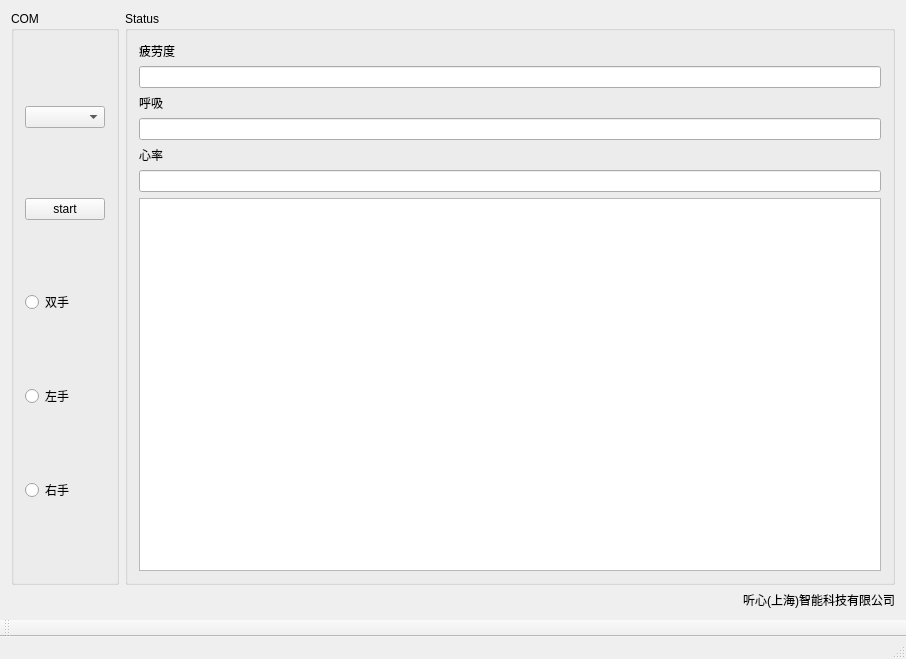
This is QtApp/QtApp.ui in countrymarmot/ecgChart as Qt 5 draws it before an edit. The edited form follows.
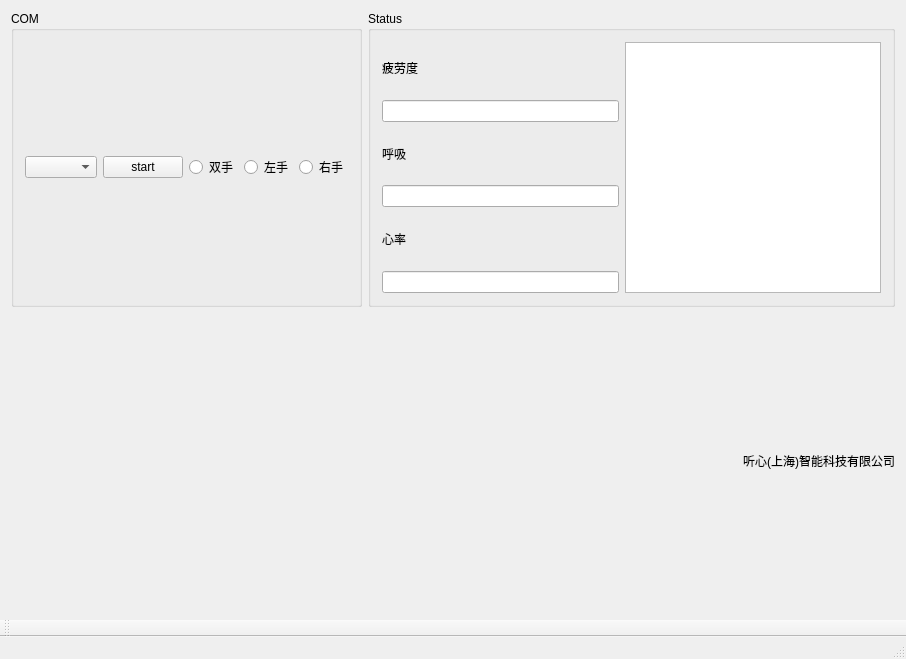
This is the edited form.

The edit to the form file:
```diff
--- a/QtApp/QtApp.ui
+++ b/QtApp/QtApp.ui
@@ -22,7 +22,7 @@
         <property name="title">
          <string>COM</string>
         </property>
-        <layout class="QVBoxLayout" name="verticalLayout_3">
+        <layout class="QHBoxLayout" name="horizontalLayout_3">
          <item>
           <widget class="QComboBox" name="COMComboBox"/>
          </item>
@@ -62,47 +62,48 @@
         <property name="title">
          <string>Status</string>
         </property>
-        <layout class="QVBoxLayout" name="verticalLayout_2">
-         <item>
+        <layout class="QGridLayout" name="gridLayout">
+         <item row="0" column="0">
           <widget class="QLabel" name="TiredLabel">
            <property name="text">
             <string>疲劳度</string>
            </property>
           </widget>
          </item>
-         <item>
+         <item row="0" column="1" rowspan="6">
+          <widget class="QTextBrowser" name="textBrowser"/>
+         </item>
+         <item row="1" column="0">
           <widget class="QLineEdit" name="TiredLineEdit"/>
          </item>
-         <item>
+         <item row="2" column="0">
           <widget class="QLabel" name="BreathLabel">
            <property name="text">
             <string>呼吸</string>
            </property>
           </widget>
          </item>
-         <item>
+         <item row="3" column="0">
           <widget class="QLineEdit" name="BreathLineEdit">
            <property name="readOnly">
             <bool>true</bool>
            </property>
           </widget>
          </item>
-         <item>
+         <item row="4" column="0">
           <widget class="QLabel" name="HandsStatusLabel">
            <property name="text">
             <string>心率</string>
            </property>
           </widget>
          </item>
-         <item>
+         <item row="5" column="0">
           <widget class="QLineEdit" name="HRStatusLineEdit">
            <property name="readOnly">
             <bool>true</bool>
            </property>
           </widget>
-         </item>
-         <item>
-          <widget class="QTextBrowser" name="textBrowser"/>
+
          </item>
         </layout>
        </widget>
```
